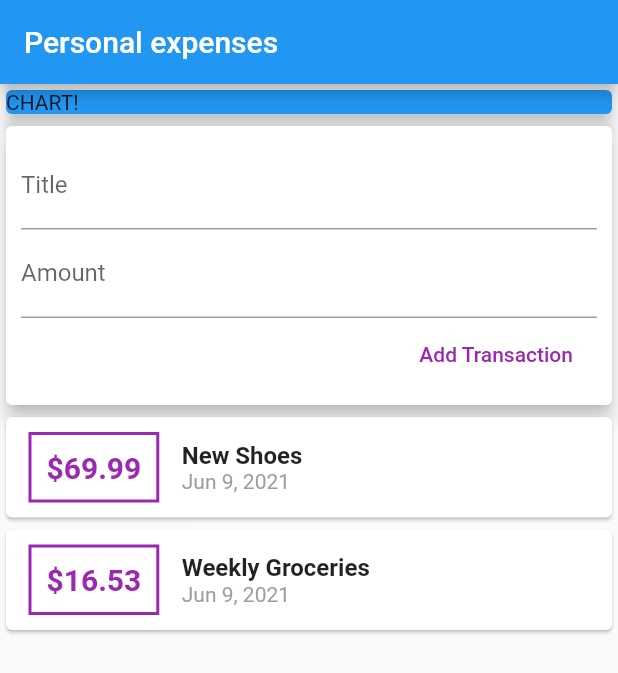
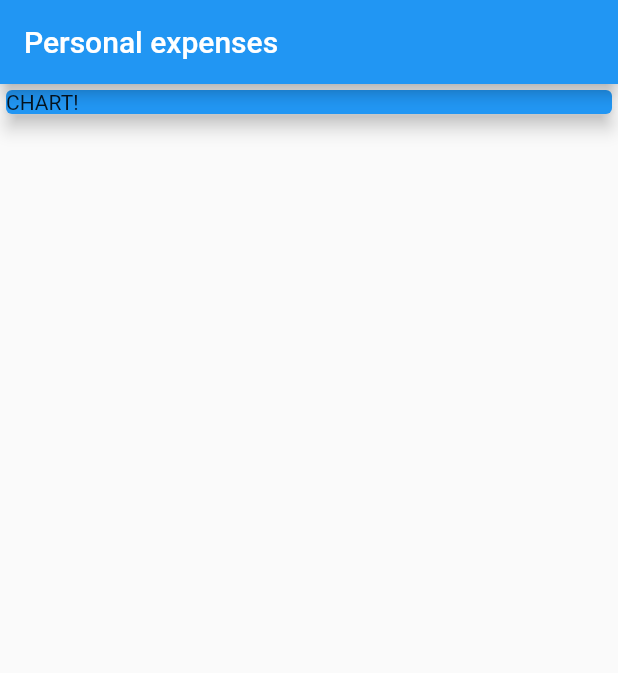
Before and after one commit to ixsho/personal_expenses, a Flutter app: the screen it shows after launch, on a phone screen of 412 x 824 dp. Shown: the top 673 px of the screen. Run offline on Flutter 3.47's test engine with Material 2 defaults, Android fonts, the phone set to English and light mode, and no system bars.

Commit message:
Move: summarize the process

```diff
--- a/lib/main.dart
+++ b/lib/main.dart
@@ -1,7 +1,5 @@
 import 'package:flutter/gestures.dart';
 import 'package:flutter/material.dart';
-import 'package:personal_expenses/transaction.dart';
-import 'package:intl/intl.dart';
 
 void main() => runApp(MyApp());
 
@@ -16,20 +14,10 @@ class MyApp extends StatelessWidget {
 }
 
 class MyHomePage extends StatelessWidget {
-  final List<Transaction> transactions = [
-    Transaction(
-      id: 't1',
-      title: 'New Shoes',
-      amount: 69.99,
-      date: DateTime.now(),
-    ),
-    Transaction(
-      id: 't2',
-      title: 'Weekly Groceries',
-      amount: 16.53,
-      date: DateTime.now(),
-    ),
-  ];
+  String titleInput;
+  String amountInput;
+  final titleController = TextEditingController();
+  final amountController = TextEditingController();
   @override
   Widget build(BuildContext context) {
     return Scaffold(
@@ -48,76 +36,6 @@ class MyHomePage extends StatelessWidget {
                 elevation: 5,
               ),
             ),
-            Card(
-              elevation: 5,
-              child: Container(
-                padding: EdgeInsets.all(10),
-                child: Column(
-                  crossAxisAlignment: CrossAxisAlignment.end,
-                  children: <Widget>[
-                    TextField(
-                      decoration: InputDecoration(labelText: 'Title'),
-                    ),
-                    TextField(
-                      decoration: InputDecoration(labelText: 'Amount'),
-                    ),
-                    FlatButton(
-                      onPressed: () {},
-                      child: Text('Add Transaction'),
-                      textColor: Colors.purple,
-                    )
-                  ],
-                ),
-              ),
-            ),
-            Column(
-              children: transactions.map((tx) {
-                return Card(
-                    child: Row(
-                  children: <Widget>[
-                    Container(
-                      margin: EdgeInsets.symmetric(
-                        vertical: 10,
-                        horizontal: 15,
-                      ),
-                      decoration: BoxDecoration(
-                        border: Border.all(
-                          color: Colors.purple,
-                          width: 2,
-                        ),
-                      ),
-                      padding: EdgeInsets.all(10),
-                      child: Text(
-                        '\$${tx.amount}',
-                        style: TextStyle(
-                          fontWeight: FontWeight.bold,
-                          fontSize: 20,
-                          color: Colors.purple,
-                        ),
-                      ),
-                    ),
-                    Column(
-                      crossAxisAlignment: CrossAxisAlignment.start,
-                      children: <Widget>[
-                        Text(
-                          tx.title,
-                          style: TextStyle(
-                            fontSize: 16,
-                            fontWeight: FontWeight.bold,
-                          ),
-                        ),
-                        Text(
-                          DateFormat.yMMMd().format(tx.date),
-                          style: TextStyle(
-                            color: Colors.grey,
-                          ),
-                        ),
-                      ],
-                    )
-                  ],
-                ));
-              }).toList(),
-            )
           ]),
     );
   }
```
Also changed, not shown: lib/widgets/new_transaction.dart (added, +41 -0 lines), lib/widgets/transaction_list.dart (added, +60 -0 lines), lib/widgets/user_transactions.dart (added, +35 -0 lines), lib/models/transaction.dart (renamed from lib/transaction.dart).
